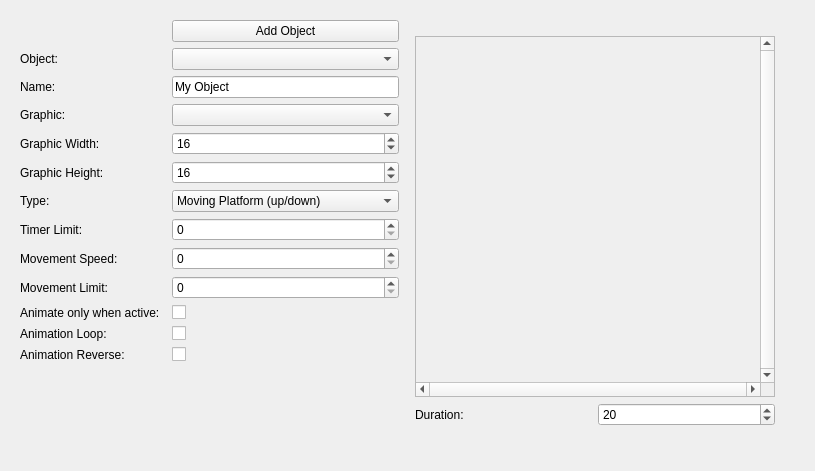
protoman/rockbot, file editor/mainwindow_tab/object_tab.ui: the form before one commit.
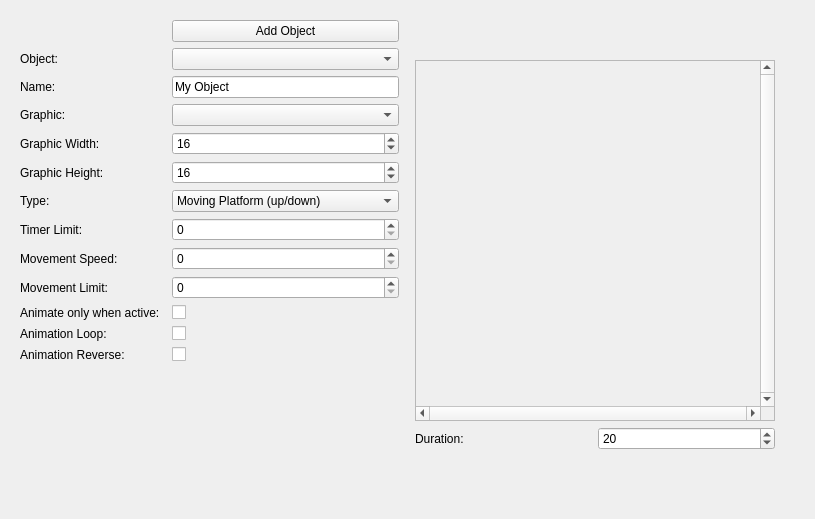
The form after the commit. Custom widgets are drawn as their Qt base class.

The edit to the form file:
```diff
--- a/editor/mainwindow_tab/object_tab.ui
+++ b/editor/mainwindow_tab/object_tab.ui
@@ -7,7 +7,7 @@
     <x>0</x>
     <y>0</y>
     <width>815</width>
-    <height>471</height>
+    <height>519</height>
    </rect>
   </property>
   <property name="windowTitle">
```
Left out of the diff: 5 changed lines with no effect on the pictures.
